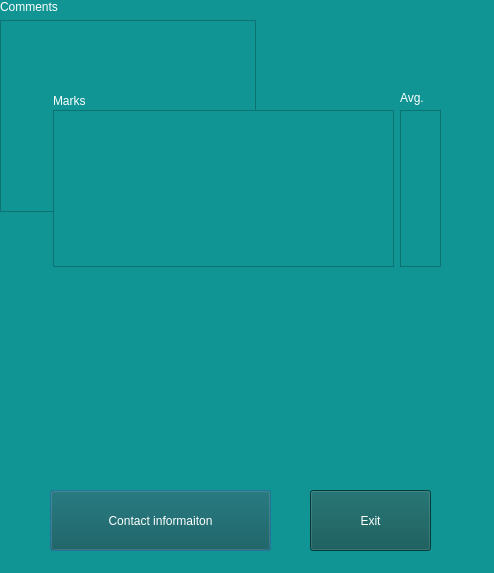
Old version of the form QTcreator/Diary/parent_window.ui in the repository albaSANDROS/DIPLOMA-PROJECT.-Multi-user-client-server-application-e-journal.
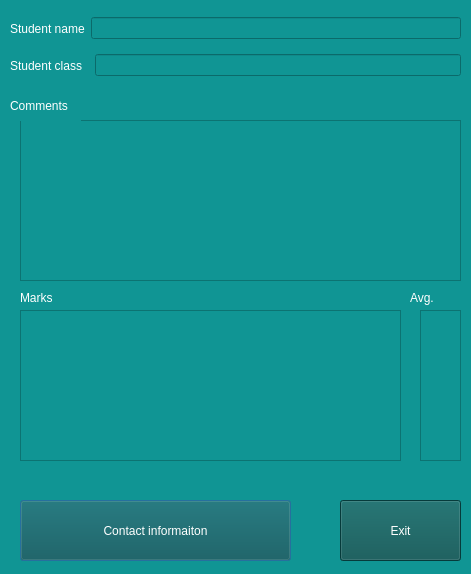
New version of the form.

What changed in the file:
```diff
--- a/QTcreator/Diary/parent_window.ui
+++ b/QTcreator/Diary/parent_window.ui
@@ -2,14 +2,6 @@
 <ui version="4.0">
  <class>parent_window</class>
  <widget class="QDialog" name="parent_window">
-  <property name="geometry">
-   <rect>
-    <x>0</x>
-    <y>0</y>
-    <width>494</width>
-    <height>573</height>
-   </rect>
-  </property>
   <property name="windowTitle">
    <string>Dialog</string>
   </property>
@@ -22,9 +14,9 @@
   <widget class="QPushButton" name="pushButton_info">
    <property name="geometry">
     <rect>
-     <x>50</x>
-     <y>490</y>
-     <width>221</width>
+     <x>20</x>
+     <y>500</y>
+     <width>271</width>
      <height>61</height>
     </rect>
    </property>
@@ -40,8 +32,8 @@
   <widget class="QPushButton" name="pushButton_cancel">
    <property name="geometry">
     <rect>
-     <x>310</x>
-     <y>490</y>
+     <x>340</x>
+     <y>500</y>
      <width>121</width>
      <height>61</height>
     </rect>
@@ -58,10 +50,10 @@
   <widget class="QTextEdit" name="textEdit_avg_marks">
    <property name="geometry">
     <rect>
-     <x>400</x>
-     <y>110</y>
+     <x>420</x>
+     <y>310</y>
      <width>41</width>
-     <height>157</height>
+     <height>151</height>
     </rect>
    </property>
    <property name="styleSheet">
@@ -74,8 +66,8 @@
   <widget class="QLabel" name="label_marks_2">
    <property name="geometry">
     <rect>
-     <x>400</x>
-     <y>90</y>
+     <x>410</x>
+     <y>290</y>
      <width>32</width>
      <height>16</height>
     </rect>
@@ -87,7 +79,15 @@
     <string>Avg.</string>
    </property>
   </widget>
-  <widget class="QWidget" name="">
+  <widget class="QWidget" name="layoutWidget">
+   <property name="geometry">
+    <rect>
+     <x>10</x>
+     <y>13</y>
+     <width>451</width>
+     <height>31</height>
+    </rect>
+   </property>
    <layout class="QHBoxLayout" name="horizontalLayout">
     <item>
      <widget class="QLabel" name="label_studname">
@@ -111,7 +111,15 @@
     </item>
    </layout>
   </widget>
-  <widget class="QWidget" name="">
+  <widget class="QWidget" name="layoutWidget">
+   <property name="geometry">
+    <rect>
+     <x>10</x>
+     <y>50</y>
+     <width>451</width>
+     <height>31</height>
+    </rect>
+   </property>
    <layout class="QHBoxLayout" name="horizontalLayout_2">
     <item>
      <widget class="QLabel" name="label_studclass">
@@ -135,35 +143,11 @@
     </item>
    </layout>
   </widget>
-  <widget class="QWidget" name="">
-   <layout class="QVBoxLayout" name="verticalLayout">
-    <item>
-     <widget class="QLabel" name="label_comments">
-      <property name="styleSheet">
-       <string notr="true">color: rgb(255, 255, 255);</string>
-      </property>
-      <property name="text">
-       <string>Comments</string>
-      </property>
-     </widget>
-    </item>
-    <item>
-     <widget class="QTextEdit" name="textEdit_comments">
-      <property name="styleSheet">
-       <string notr="true">color: rgb(255, 255, 255);</string>
-      </property>
-      <property name="readOnly">
-       <bool>true</bool>
-      </property>
-     </widget>
-    </item>
-   </layout>
-  </widget>
   <widget class="QLabel" name="label_marks">
    <property name="geometry">
     <rect>
-     <x>53</x>
-     <y>93</y>
+     <x>20</x>
+     <y>290</y>
      <width>32</width>
      <height>16</height>
     </rect>
@@ -178,10 +162,10 @@
   <widget class="QTextEdit" name="textEdit_marks">
    <property name="geometry">
     <rect>
-     <x>53</x>
-     <y>110</y>
-     <width>341</width>
-     <height>157</height>
+     <x>20</x>
+     <y>310</y>
+     <width>381</width>
+     <height>151</height>
     </rect>
    </property>
    <property name="styleSheet">
@@ -191,6 +175,38 @@
     <bool>true</bool>
    </property>
   </widget>
+  <widget class="QTextEdit" name="textEdit_comments">
+   <property name="geometry">
+    <rect>
+     <x>20</x>
+     <y>120</y>
+     <width>441</width>
+     <height>161</height>
+    </rect>
+   </property>
+   <property name="styleSheet">
+    <string notr="true">color: rgb(255, 255, 255);</string>
+   </property>
+   <property name="readOnly">
+    <bool>true</bool>
+   </property>
+  </widget>
+  <widget class="QLabel" name="label_comments">
+   <property name="geometry">
+    <rect>
+     <x>10</x>
+     <y>90</y>
+     <width>71</width>
+     <height>31</height>
+    </rect>
+   </property>
+   <property name="styleSheet">
+    <string notr="true">color: rgb(255, 255, 255);</string>
+   </property>
+   <property name="text">
+    <string>Comments</string>
+   </property>
+  </widget>
  </widget>
  <resources/>
  <connections/>
```
